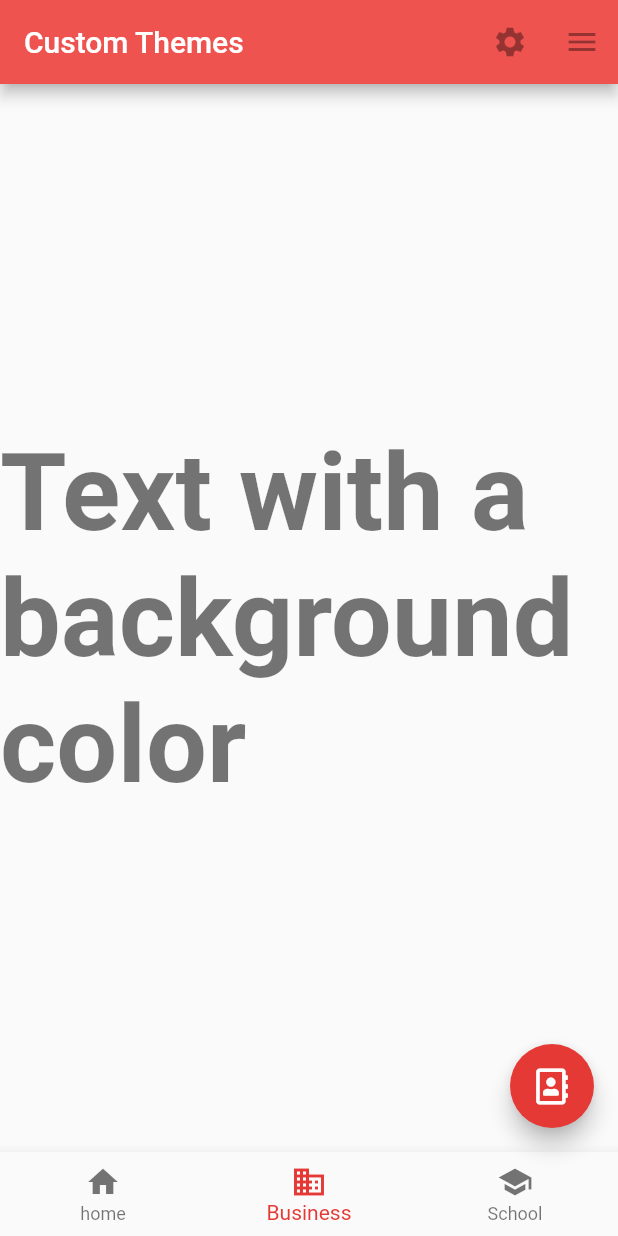
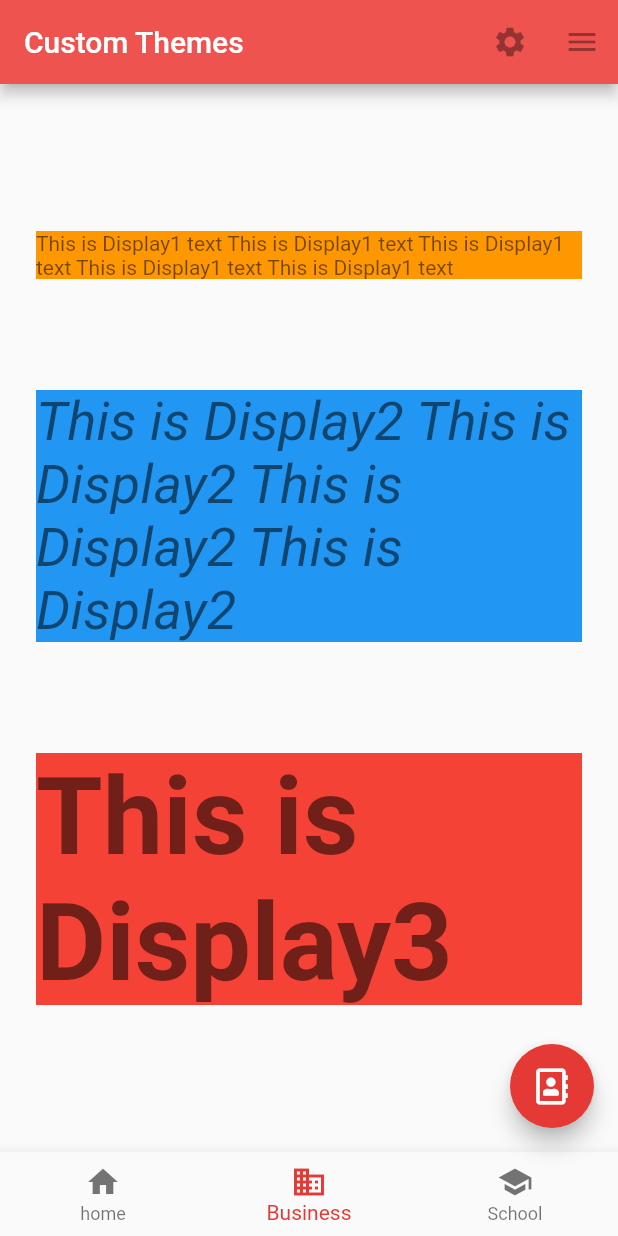
Before and after one commit to hisa8118/bdshare, a Flutter app: the screen it shows after launch, on a phone screen of 412 x 824 dp. Run offline on Flutter 3.47's test engine with Material 2 defaults, Android fonts, the phone set to English and light mode, and no system bars; our stand-ins replace font_awesome_flutter; Roboto replaces fonts that are missing (Hind, Robot).

Commit message:
Add Comment

```diff
--- a/lib/main.dart
+++ b/lib/main.dart
@@ -54,11 +54,37 @@ class MyHomePage extends StatelessWidget {
         ],
       ),
       body: Center(
-        child: Container(
-          // color: Theme.of(context).accentColor,
-          child: Text(
-            'Text with a background color',
-            style: Theme.of(context).textTheme.display3,
+        //--------------------------------------------
+        // Add Padding & Column
+        //--------------------------------------------
+        child: Padding(
+          padding: const EdgeInsets.all(24.0),
+          child: Column(
+            mainAxisAlignment: MainAxisAlignment.spaceEvenly,
+            // mainAxisAlignment: MainAxisAlignment.end,
+            children: [
+              Container(
+                color: Colors.orange,
+                child: Text(
+                  'This is Display1 text This is Display1 text This is Display1 text This is Display1 text This is Display1 text ',
+                  style: Theme.of(context).textTheme.display1,
+                ),
+              ),
+              Container(
+                color: Colors.blue,
+                child: Text(
+                  'This is Display2 This is Display2 This is Display2 This is Display2',
+                  style: Theme.of(context).textTheme.display2,
+                ),
+              ),
+              Container(
+                color: Colors.red,
+                child: Text(
+                  'This is Display3',
+                  style: Theme.of(context).textTheme.display3,
+                ),
+              ),
+            ],
           ),
         ),
       ),
```
